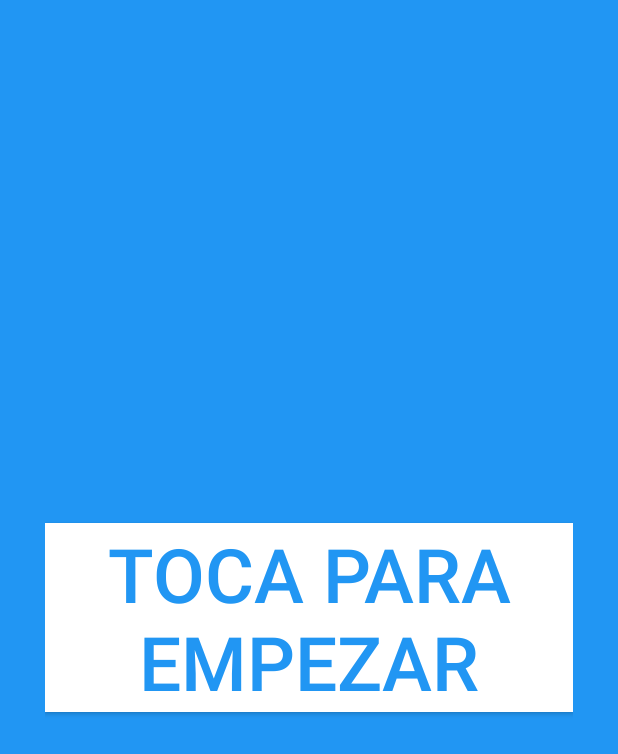
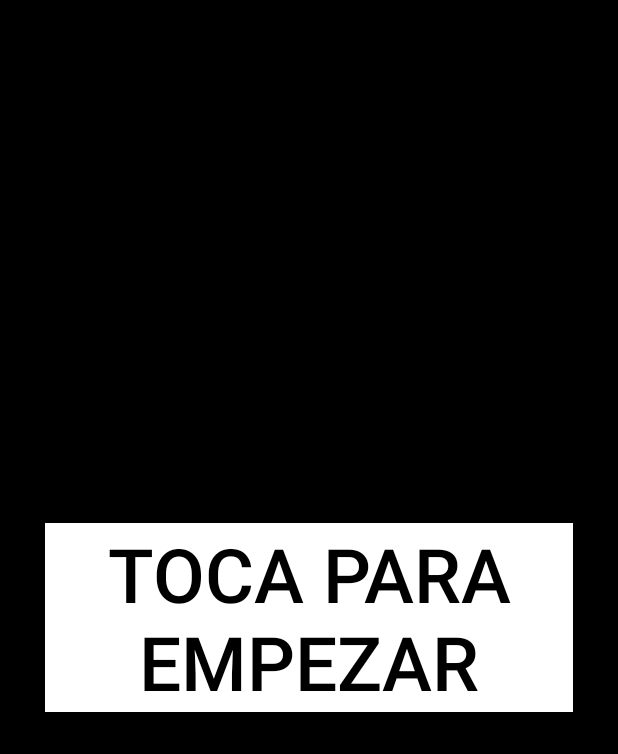
Before and after one commit to Thompson154/SmartBoardAutomation, an Android app: the layout card_start.xml on its own in the app's theme, with its tools: preview values and no code run, on a phone screen of 412 x 824 dp. Shown: the top 754 px of the screen. Run offline under Robolectric (Android 15) with nearby library versions, the phone set to English and light mode, and no system bars.

Commit message:
feat change background colors

```diff
--- a/app/src/main/res/layout/card_start.xml
+++ b/app/src/main/res/layout/card_start.xml
@@ -3,7 +3,8 @@
     xmlns:android="http://schemas.android.com/apk/res/android"
     android:layout_width="match_parent"
     android:layout_height="match_parent"
-    android:background="#2196F3"
+    android:background="#000000
+"
     android:padding="30dp">
 
         <Button
@@ -11,9 +12,8 @@
             android:layout_width="wrap_content"
             android:layout_height="wrap_content"
             android:layout_centerInParent="true"
+            android:background="#FFFFFF"
             android:text="Toca para empezar"
-            android:textSize="50sp"
-            android:textColor="#2196F3"
-            android:background="#FFFFFF"
-             />
+            android:textColor="#000000"
+            android:textSize="50sp" />
 </RelativeLayout>
```
Also changed, not shown: app/src/main/res/layout/card_screen.xml (+5 -3 lines).
